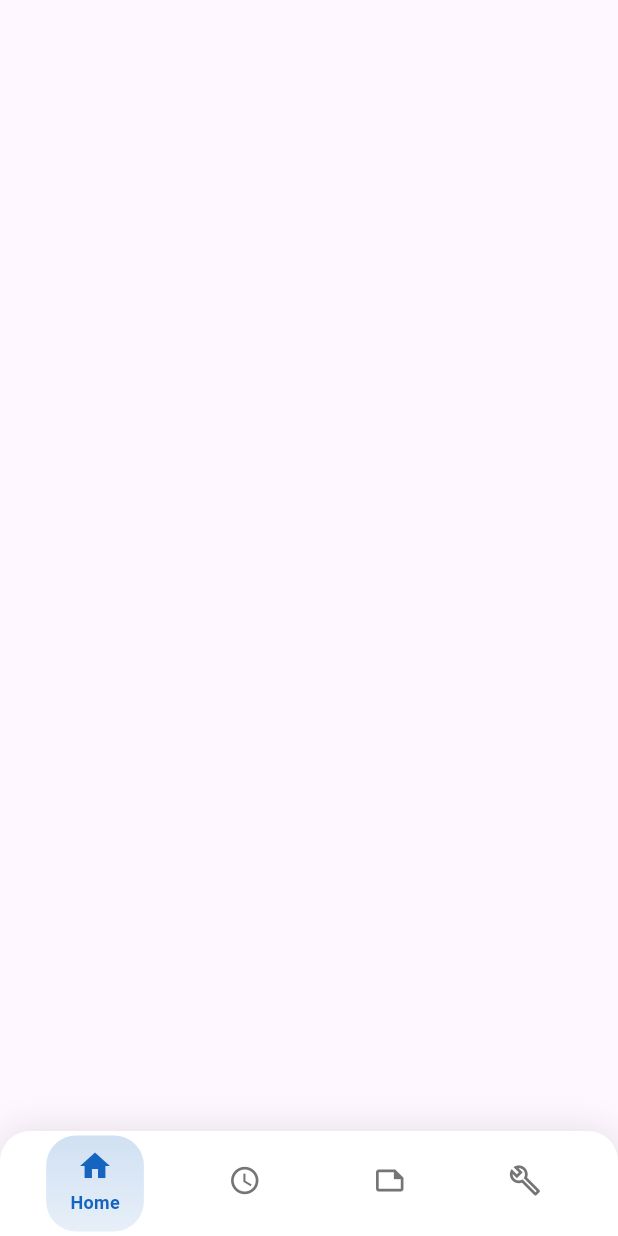
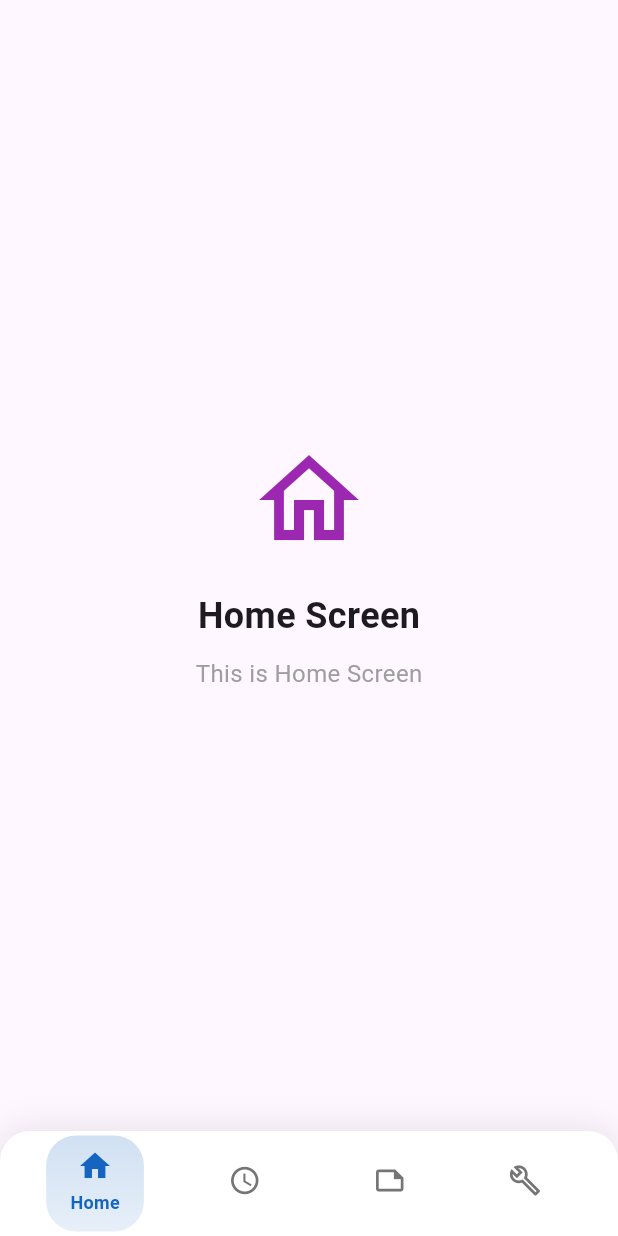
Before and after one commit to majidbhuiyan20/Flutter_MVVM, a Flutter app: the screen it shows after launch, on a phone screen of 412 x 824 dp. Run offline on Flutter 3.47's test engine with Material 3 defaults, Android fonts, the phone set to English and light mode, and no system bars; our stand-ins replace connectivity_plus, dio, flutter_riverpod, flutter_screenutil, fluttertoast, shared_preferences.

Commit message:
flutter updated code

```diff
--- a/lib/presentation/home/view/home_screen.dart
+++ b/lib/presentation/home/view/home_screen.dart
@@ -11,6 +11,35 @@ class HomeScreen extends ConsumerStatefulWidget {
 class _HomeScreenState extends ConsumerState<HomeScreen> {
   @override
   Widget build(BuildContext context) {
-    return Scaffold();
+    return Scaffold(
+      body: Center(
+        child: Column(
+          mainAxisAlignment: MainAxisAlignment.center,
+          children: [
+            Icon(
+              Icons.home_outlined,
+              size: 80,
+              color: Colors.purple,
+            ),
+            SizedBox(height: 20),
+            Text(
+              'Home Screen',
+              style: TextStyle(
+                fontSize: 24,
+                fontWeight: FontWeight.bold,
+              ),
+            ),
+            SizedBox(height: 10),
+            Text(
+              'This is Home Screen',
+              style: TextStyle(
+                fontSize: 16,
+                color: Colors.grey,
+              ),
+            ),
+          ],
+        ),
+      ),
+    );
   }
 }
```
Also changed, not shown: lib/presentation/routine/view/routine_screen.dart (+30 -1 lines), lib/presentation/tools/view/tools_screen.dart (+28 -1 lines).
